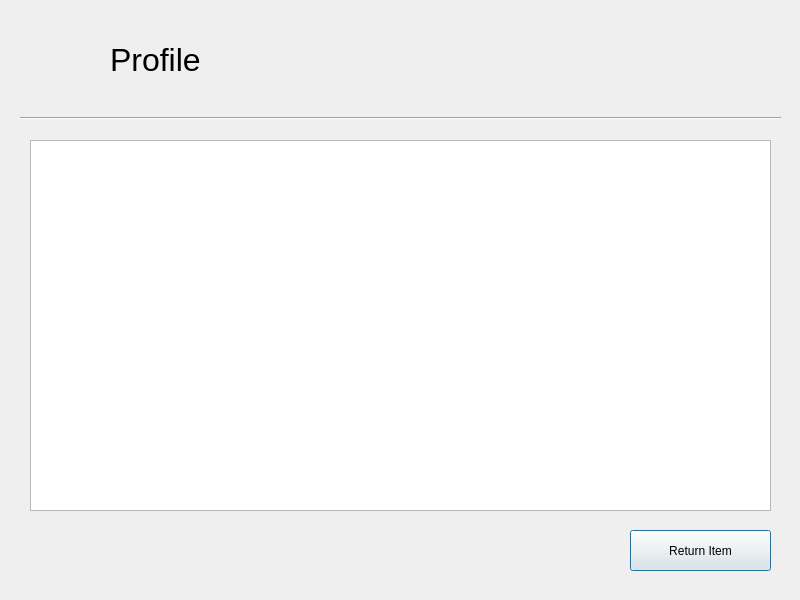
Old version of the form forms/userprofiledialog.ui in the repository umustdye/Book-Worms.
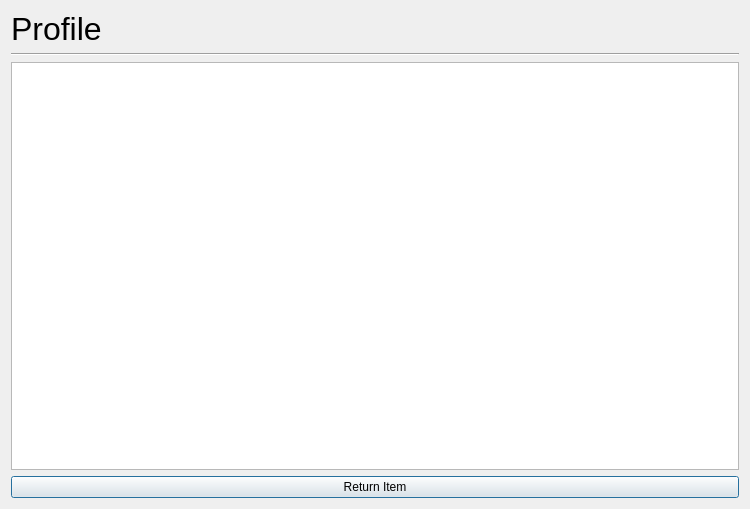
New version of the form.

What changed in the file:
```diff
--- a/forms/userprofiledialog.ui
+++ b/forms/userprofiledialog.ui
@@ -6,22 +6,15 @@
    <rect>
     <x>0</x>
     <y>0</y>
-    <width>800</width>
-    <height>600</height>
+    <width>750</width>
+    <height>509</height>
    </rect>
   </property>
   <property name="windowTitle">
    <string>UserProfileDialog</string>
   </property>
-  <widget class="QWidget" name="horizontalLayoutWidget">
-   <property name="geometry">
-    <rect>
-     <x>110</x>
-     <y>20</y>
-     <width>571</width>
-     <height>80</height>
-    </rect>
-   </property>
+  <layout class="QVBoxLayout" name="verticalLayout">
+   <item>
    <layout class="QHBoxLayout" name="horizontalLayout">
     <item>
      <widget class="QLabel" name="label">
@@ -36,43 +29,25 @@
      </widget>
     </item>
    </layout>
-  </widget>
+   </item>
+   <item>
   <widget class="Line" name="line">
-   <property name="geometry">
-    <rect>
-     <x>20</x>
-     <y>110</y>
-     <width>761</width>
-     <height>16</height>
-    </rect>
-   </property>
    <property name="orientation">
     <enum>Qt::Horizontal</enum>
    </property>
   </widget>
+   </item>
+   <item>
+    <widget class="QTableView" name="itemTableView"/>
+   </item>
+   <item>
   <widget class="QPushButton" name="returnItemPushButton">
-   <property name="geometry">
-    <rect>
-     <x>630</x>
-     <y>530</y>
-     <width>141</width>
-     <height>41</height>
-    </rect>
-   </property>
    <property name="text">
     <string>Return Item</string>
    </property>
   </widget>
-  <widget class="QTableView" name="itemTableView">
-   <property name="geometry">
-    <rect>
-     <x>30</x>
-     <y>140</y>
-     <width>741</width>
-     <height>371</height>
-    </rect>
-   </property>
-  </widget>
+   </item>
+  </layout>
  </widget>
  <resources/>
  <connections/>
```
Lines whose indentation alone changed are shown as unchanged.
